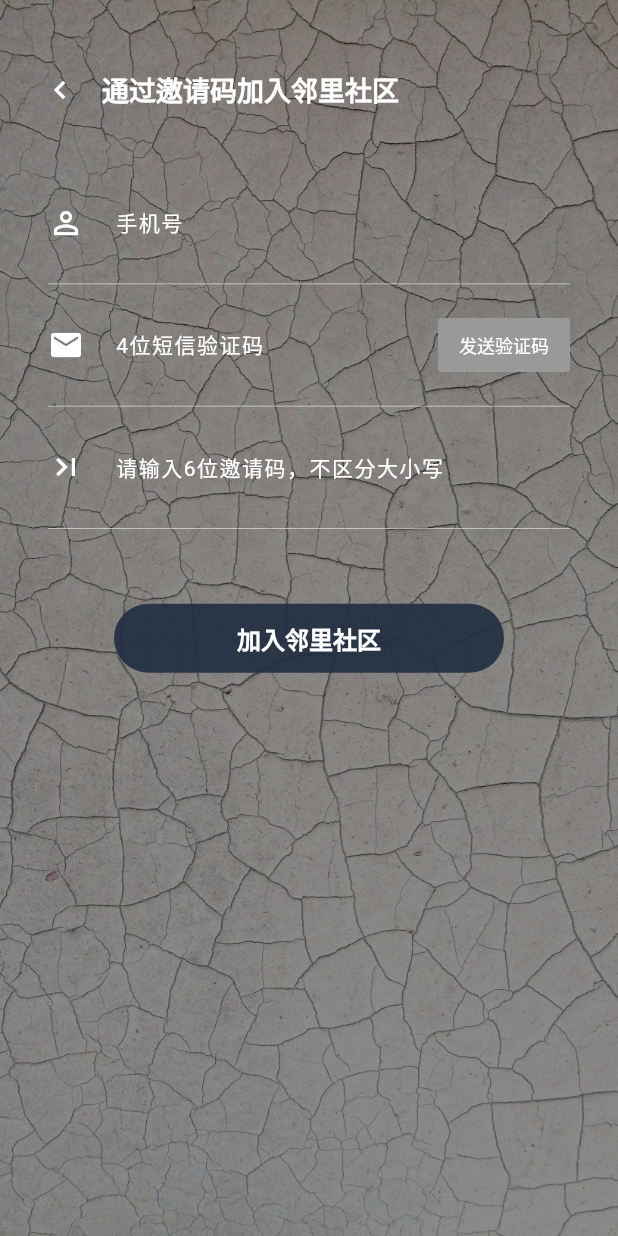
After one commit to xujiyou/wo, a Flutter app: the RegisterInvitePage screen opened directly, on a phone screen of 412 x 824 dp. The commit adds this screen. Run offline on Flutter 3.47's test engine with Material 2 defaults, Android fonts, the phone set to English and light mode, and no system bars; our stand-ins replace dio, font_awesome_flutter, shared_preferences; missing offline and left inert: flukit; accounts and stored records are empty; Roboto replaces fonts that are missing (kaiti).

Commit message:
注册界面

```diff
--- a/lib/pages/auth/auth_page.dart
+++ b/lib/pages/auth/auth_page.dart
@@ -4,6 +4,7 @@ import 'dart:developer';
 import 'package:flutter/material.dart';
 import 'package:font_awesome_flutter/font_awesome_flutter.dart';
 import 'package:linli/api/auth_api.dart';
+import 'package:linli/pages/auth/register_invite_page.dart';
 import 'package:linli/scoped_model/global_model.dart';
 import 'package:linli/util/shared_preferences_util.dart';
 import 'package:scoped_model/scoped_model.dart';
@@ -237,7 +238,9 @@ class _AuthPageState extends State<AuthPage> {
       child: FlatButton(
         shape: StadiumBorder(),
         color: theme.primaryColor,
-        onPressed: () => submit(),
+        onPressed: () {
+          Navigator.of(context).push(MaterialPageRoute(builder: (c) => RegisterInvitePage()));
+        },
         child: Text(
           "通过邀请码加入",
           style: TextStyle(color: Colors.white, fontSize: 16.0, fontFamily: "kaiti"),
@@ -251,7 +254,7 @@ class _AuthPageState extends State<AuthPage> {
           height: height,
           decoration: BoxDecoration(
             image: DecorationImage(
-                image: ExactAssetImage("asset/images/wall.jpg"),
+                image: ExactAssetImage("asset/images/wall.jpeg"),
                 fit: BoxFit.cover),
           ),
           child: Container(
--- /dev/null
+++ b/lib/pages/auth/register_invite_page.dart
@@ -0,0 +1,197 @@
+import 'dart:async';
+
+import 'package:flutter/material.dart';
+
+class RegisterInvitePage extends StatefulWidget {
+  @override
+  State<StatefulWidget> createState() => _RegisterInvitePageState();
+}
+
+class _RegisterInvitePageState extends State<RegisterInvitePage> {
+  TextEditingController phoneController = TextEditingController();
+  TextEditingController verificationCodeController = TextEditingController();
+  TextEditingController codeController = TextEditingController();
+  FocusNode phoneFocus = FocusNode();
+  FocusNode verificationCodeFocus = FocusNode();
+  FocusNode codeFocus = FocusNode();
+  Timer timer;
+  int seconds = 60;
+
+  void submit() {
+
+  }
+
+  void validatePhone() async {
+    seconds--;
+    setState(() {});
+    timer = Timer.periodic(Duration(seconds: 1), (time) {
+      if (seconds == 0) {
+        timer.cancel();
+        seconds = 60;
+      } else {
+        seconds--;
+      }
+      setState(() {});
+    });
+  }
+
+  @override
+  Widget build(BuildContext context) {
+    ThemeData theme = Theme.of(context);
+    double height = MediaQuery.of(context).size.height;
+    Color primaryColor = theme.primaryColor;
+
+    Widget phoneInputWidget = Container(
+      margin: EdgeInsets.only(left: 16.0, right: 16.0),
+      decoration: BoxDecoration(
+        border: Border(bottom: BorderSide(width: 0.5, color: Colors.white70)),
+      ),
+      child: TextField(
+        onSubmitted: (text) {
+          if (text.isNotEmpty) {
+            FocusScope.of(context).requestFocus(verificationCodeFocus);
+          }
+        },
+        onChanged: (text) => setState(() {}),
+        focusNode: phoneFocus,
+        controller: phoneController,
+        keyboardType: TextInputType.phone,
+        cursorColor: primaryColor,
+        style: TextStyle(color: Colors.white, letterSpacing: 1.0),
+        decoration: InputDecoration(
+          icon: Icon(Icons.person_outline, color: Colors.white),
+          border: InputBorder.none,
+          hintText: "手机号",
+          hintStyle: TextStyle(color: Colors.white, fontSize: 14.0, fontFamily: "kaiti"),
+          contentPadding: EdgeInsets.only(top: 30.0, right: 30.0, bottom: 30.0, left: 5.0),
+        ),
+      ),
+    );
+
+    Widget smsWidget = Container(
+      margin: EdgeInsets.only(left: 16.0, right: 16.0),
+      decoration: BoxDecoration(
+        border: Border(bottom: BorderSide(width: 0.5, color: Colors.white70)),
+      ),
+      child: Row(
+        children: <Widget>[
+          Expanded(
+            child: TextField(
+              onSubmitted: (text) {
+                if (text.isNotEmpty) {
+                  FocusScope.of(context).requestFocus(codeFocus);
+                }
+              },
+              onChanged: (text) => setState(() {}),
+              focusNode: verificationCodeFocus,
+              controller: verificationCodeController,
+              keyboardType: TextInputType.text,
+              cursorColor: primaryColor,
+              style: TextStyle(color: Colors.white, letterSpacing: 1.0),
+              decoration: InputDecoration(
+                icon: Icon(Icons.email, color: Colors.white),
+                border: InputBorder.none,
+                hintText: "4位短信验证码",
+                hintStyle: TextStyle(color: Colors.white, fontSize: 14.0, fontFamily: "kaiti"),
+                contentPadding: EdgeInsets.only(top: 30.0, right: 30.0, bottom: 30.0, left: 5.0),
+              ),
+            ),
+          ),
+          FlatButton(
+              padding: EdgeInsets.zero,
+              color: phoneController.text.isEmpty ? theme.dividerColor : seconds == 60 ? primaryColor : theme.dividerColor,
+              onPressed: () {
+                if (seconds == 60) {
+                  validatePhone();
+                }
+              },
+              child: Text(
+                  seconds == 60 ? "发送验证码" : "$seconds 秒后重发",
+                  style: TextStyle(color: Colors.white, fontSize: 12.0, fontFamily: "kaiti"))
+          )
+        ],
+      ),
+    );
+
+    Widget codeWidget =  Container(
+      margin: EdgeInsets.only(left: 16.0, right: 16.0),
+      decoration: BoxDecoration(
+        border: Border(bottom: BorderSide(width: 0.5, color: Colors.white70)),
+      ),
+      child: TextField(
+        onSubmitted: (text) {
+          if (text.isNotEmpty) {
+
+          }
+        },
+        onChanged: (text) => setState(() {}),
+        focusNode: codeFocus,
+        controller: codeController,
+        keyboardType: TextInputType.text,
+        cursorColor: primaryColor,
+        style: TextStyle(color: Colors.white, letterSpacing: 1.0),
+        decoration: InputDecoration(
+          icon: Icon(Icons.last_page, color: Colors.white),
+          border: InputBorder.none,
+          hintText: "请输入6位邀请码，不区分大小写",
+          hintStyle: TextStyle(color: Colors.white, fontSize: 14.0, fontFamily: "kaiti"),
+          contentPadding: EdgeInsets.only(top: 30.0, right: 30.0, bottom: 30.0, left: 5.0),
+        ),
+      ),
+    );
+
+    Widget registerButton = Container(
+      width: MediaQuery.of(context).size.width,
+      margin: EdgeInsets.only(left: 60.0, right: 60.0, top: 50.0),
+      height: 46.0,
+      child: FlatButton(
+        shape: StadiumBorder(),
+        color: theme.primaryColor.withOpacity(0.9),
+        disabledColor: theme.dividerColor,
+        onPressed: () => submit(),
+        child: Text("加入邻里社区", style: TextStyle(color: Colors.white, fontWeight: FontWeight.bold, fontSize: 16.0, fontFamily: "kaiti"),),
+      ),
+    );
+
+    return Scaffold(
+      backgroundColor: theme.backgroundColor,
+      body: SingleChildScrollView(
+        child: Container(
+          height: height,
+          decoration: BoxDecoration(
+            image: DecorationImage(
+                image: ExactAssetImage("asset/images/wall.jpeg"),
+                fit: BoxFit.cover),
+          ),
+          child: Container(
+            color: Colors.black.withOpacity(0.46),
+            padding: EdgeInsets.symmetric(horizontal: 16.0),
+            child: Column(
+              children: <Widget>[
+                SizedBox(height: 36.0,),
+                Row(
+                  children: <Widget>[
+                    IconButton(
+                      onPressed: () => Navigator.of(context).pop(),
+                      icon: Icon(Icons.chevron_left, color: Colors.white,),
+                    ),
+                    SizedBox(width: 4.0),
+                    Container(
+                      child: Text("通过邀请码加入邻里社区", style: TextStyle(fontWeight: FontWeight.bold, fontSize: 18.0, color: Colors.white, fontFamily: "kaiti")),
+                    )
+                  ],
+                ),
+                SizedBox(height: 24.0),
+                phoneInputWidget,
+                smsWidget,
+                codeWidget,
+                registerButton
+              ],
+            ),
+          )
+        ),
+      )
+    );
+  }
+
+}
```
